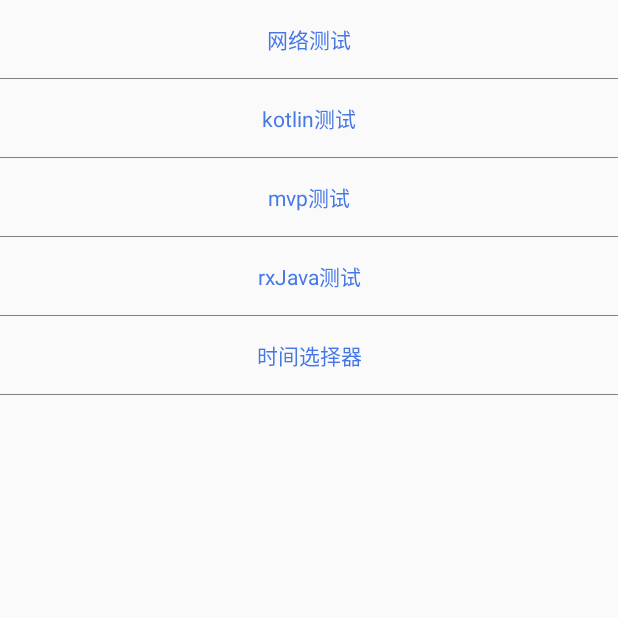
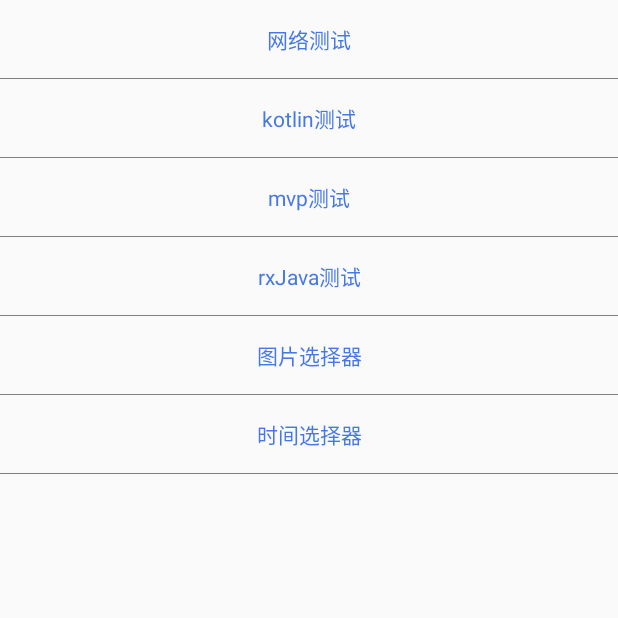
Before and after one commit to chuileyiyefeng/SomeThing, an Android app: the screen it shows after launch (MainActivity), after a tap on "rxJava测试", on a phone screen of 412 x 824 dp, the top half of it. Run offline under Robolectric (Android 15) with nearby library versions, the light colour scheme and no system bars; our stand-ins replace ButterKnife; libraries missing offline, so code that uses them is left out: com.bigkoo.pickerview; network calls fail; 1 statement that could not run was skipped.

Commit message:
更新图片选择器

```diff
--- a/app/baselibrary/src/main/java/org/weishe/baselibrary/utils/ImageSelectUtils.java
+++ b/app/baselibrary/src/main/java/org/weishe/baselibrary/utils/ImageSelectUtils.java
@@ -1,6 +1,7 @@
 package org.weishe.baselibrary.utils;
 
 import android.app.Activity;
+import android.content.Context;
 import android.content.Intent;
 
 import org.weishe.baselibrary.EmptyActivity;
@@ -32,7 +33,7 @@ public class ImageSelectUtils {
         return selectUtils;
     }
 
-    public void start(Activity activity) {
+    public void start(Context activity) {
         Intent intent = new Intent(activity, EmptyActivity.class);
         intent.putExtra("photoBean", photoBean);
         activity.startActivity(intent);
--- a/app/build.gradle
+++ b/app/build.gradle
@@ -55,6 +55,7 @@ dependencies {
     implementation 'org.litepal.android:core:1.4.1'
     implementation project(":app:baselibrary")
     annotationProcessor 'androidx.room:room-compiler:2.2.5'
+    implementation project(":app:baselibrary")
     implementation 'com.contrarywind:Android-PickerView:4.1.9'
 
 }
--- a/app/src/main/java/com/example/something/MainActivity.java
+++ b/app/src/main/java/com/example/something/MainActivity.java
@@ -22,8 +22,11 @@ import com.example.something.net_work.TestNetWorkActivity;
 import com.example.something.utils.StatusBarUtil;
 
 import org.jetbrains.annotations.NotNull;
+import org.weishe.baselibrary.listener.SelectResultListener;
+import org.weishe.baselibrary.utils.ImageSelectUtils;
 
 import java.text.SimpleDateFormat;
+import java.util.ArrayList;
 import java.util.Date;
 
 import butterknife.ButterKnife;
@@ -40,7 +43,7 @@ public class MainActivity extends AppCompatActivity {
     }
 
 
-    @OnClick({R.id.tv_net, R.id.tv_mvp, R.id.tv_rx_java, R.id.tv_kotlin, R.id.tv_time_picker})
+    @OnClick({R.id.tv_net, R.id.tv_mvp, R.id.tv_rx_java, R.id.tv_kotlin, R.id.tv_time_picker, R.id.tv_photo})
     public void onClick(@NotNull View v) {
         switch (v.getId()) {
             case R.id.tv_net:
@@ -55,8 +58,15 @@ public class MainActivity extends AppCompatActivity {
             case R.id.tv_rx_java:
                 startActivity(new Intent(this, TestRxJavaActivity.class));
                 break;
+            case R.id.tv_photo:
+                ImageSelectUtils.getInstance().setMaxPhoto(1).setSelectResult(new SelectResultListener() {
+                    @Override
+                    public void selectResult(ArrayList<String> strings) {
+                        Toast.makeText(MainActivity.this, strings.get(0), Toast.LENGTH_SHORT).show();
+                    }
+                }).start(this);
+                break;
             case R.id.tv_time_picker:
-
                 TimePickerView pvTime = new TimePickerBuilder(this, new OnTimeSelectListener() {
                     @Override
                     public void onTimeSelect(Date date, View v) {
--- a/app/src/main/res/layout/activity_main.xml
+++ b/app/src/main/res/layout/activity_main.xml
@@ -57,6 +57,18 @@
     <include layout="@layout/line_view_gray_1" />
 
     <TextView
+        android:id="@+id/tv_photo"
+        android:layout_width="match_parent"
+        android:layout_height="wrap_content"
+        android:layout_gravity="center_horizontal"
+        android:gravity="center"
+        android:padding="15dp"
+        android:text="图片选择器"
+        android:textColor="@color/text_color" />
+
+    <include layout="@layout/line_view_gray_1" />
+
+    <TextView
         android:id="@+id/tv_time_picker"
         android:layout_width="match_parent"
         android:layout_height="wrap_content"
```
